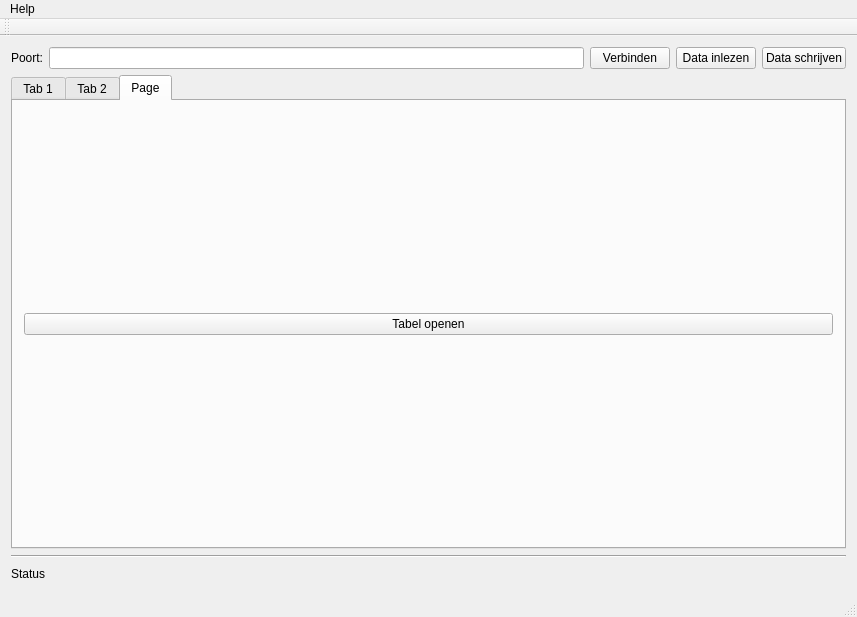
Qt form Modbus_Testopstelling1/mainwindow.ui (robbe000/Modbus_Testopstelling1) before a commit.
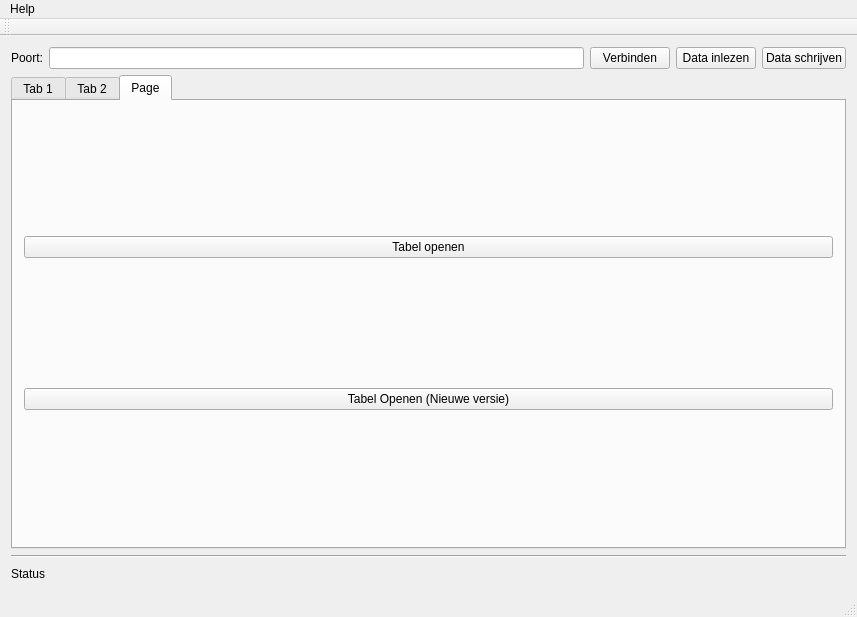
The same form after that commit.

Commit message: Tabel geoptimaliseerd

What changed in the file:
```diff
--- a/Modbus_Testopstelling1/mainwindow.ui
+++ b/Modbus_Testopstelling1/mainwindow.ui
@@ -201,6 +201,13 @@
           </property>
          </widget>
         </item>
+        <item>
+         <widget class="QPushButton" name="tabelOpenenNieuw">
+          <property name="text">
+           <string>Tabel Openen (Nieuwe versie)</string>
+          </property>
+         </widget>
+        </item>
        </layout>
       </widget>
      </widget>
```
The commit also changes 7 other files.
